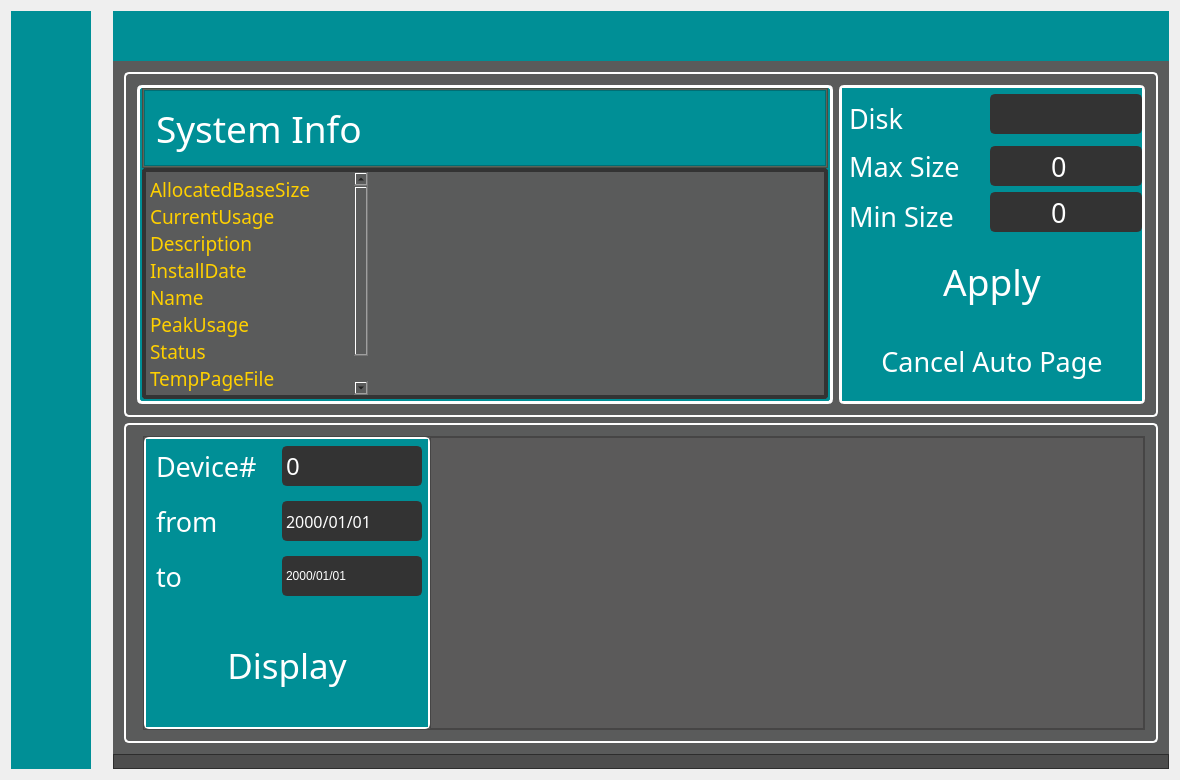
First picture: the form in Code/References/MinerLamp-master/MinerLamp-master/mainwindow.ui, repository UndertakerW/MinersCoffee, before the edit.
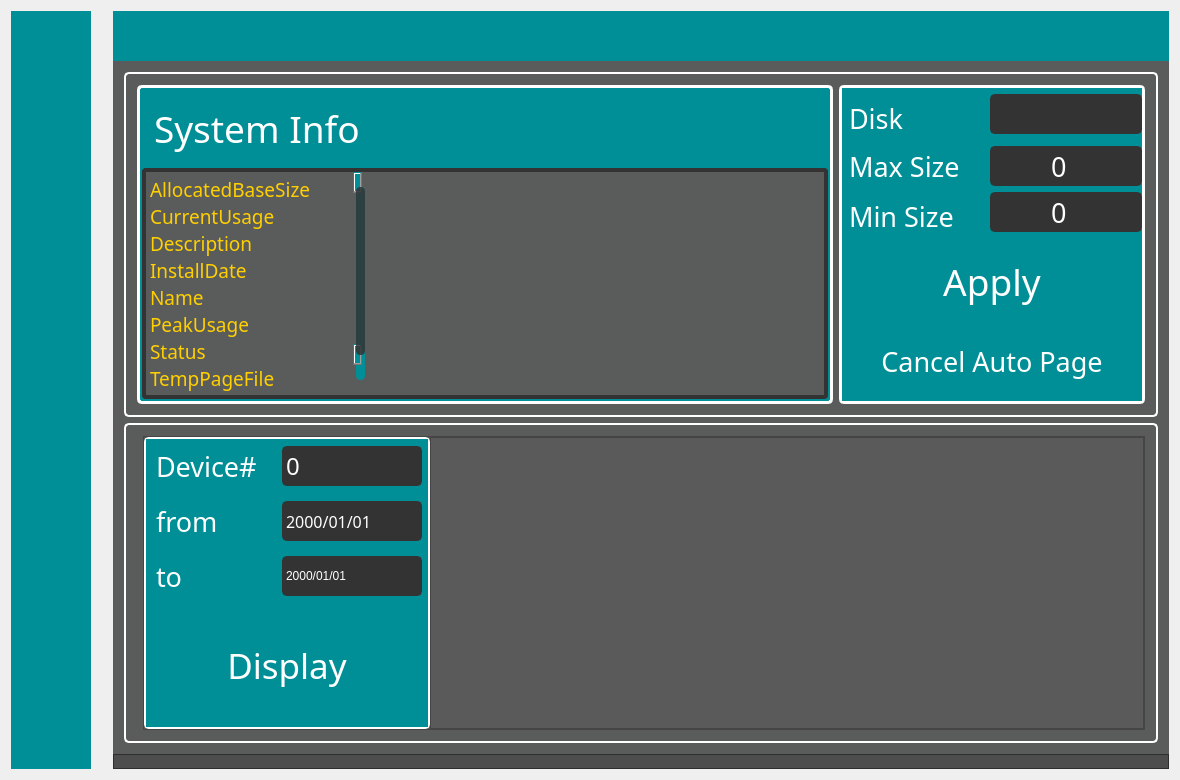
Second picture: the form after the edit. The open tabs and pages were chosen to show the change. Icons and pictures are not drawn. Custom widgets are drawn as their Qt base class.

Patch:
```diff
--- a/Code/References/MinerLamp-master/MinerLamp-master/mainwindow.ui
+++ b/Code/References/MinerLamp-master/MinerLamp-master/mainwindow.ui
@@ -4810,7 +4810,11 @@
                              </size>
                             </property>
                             <property name="styleSheet">
-                             <string notr="true">background:rgb(91,100,90);</string>
+                             <string notr="true">background-color: rgb(0, 143, 150);
+background-repeat:no-repeat;
+background-position:center;
+border-width: 0;
+border-radius : 0;</string>
                             </property>
                             <property name="frameShape">
                              <enum>QFrame::StyledPanel</enum>
@@ -4932,7 +4936,139 @@
                                </property>
                                <property name="styleSheet">
                                 <string notr="true">QPlainTextEdit {background-color: rgb(90, 91, 91);border-width: 0;
-border-radius : 0; color: #ffd000;}</string>
+border-radius : 0; color: #ffd000;}
+ QScrollBar:horizontal
+ {
+     height: 15px;
+     margin: 3px 15px 3px 15px;
+     border: 1px transparent #2A2929;
+     border-radius: 4px;
+     background-color: rgb(0, 143, 150);
+ }
+
+ QScrollBar::handle:horizontal
+ {
+     background-color: rgb(51,51,51,220);
+     min-width: 5px;
+     border-radius: 4px;
+ }
+
+ QScrollBar::add-line:horizontal
+ {
+     margin: 0px 3px 0px 3px;
+     border-image: url(:/qss_icons/rc/right_arrow_disabled.png);
+     width: 10px;
+     height: 10px;
+     subcontrol-position: right;
+     subcontrol-origin: margin;
+ }
+
+ QScrollBar::sub-line:horizontal
+ {
+     margin: 0px 3px 0px 3px;
+     border-image: url(:/qss_icons/rc/left_arrow_disabled.png);
+     height: 10px;
+     width: 10px;
+     subcontrol-position: left;
+     subcontrol-origin: margin;
+ }
+
+ QScrollBar::add-line:horizontal:hover,QScrollBar::add-line:horizontal:on
+ {
+     border-image: url(:/qss_icons/rc/right_arrow.png);
+     height: 10px;
+     width: 10px;
+     subcontrol-position: right;
+     subcontrol-origin: margin;
+ }
+
+
+ QScrollBar::sub-line:horizontal:hover, QScrollBar::sub-line:horizontal:on
+ {
+     border-image: url(:/qss_icons/rc/left_arrow.png);
+     height: 10px;
+     width: 10px;
+     subcontrol-position: left;
+     subcontrol-origin: margin;
+ }
+
+ QScrollBar::up-arrow:horizontal, QScrollBar::down-arrow:horizontal
+ {
+     background: none;
+ }
+
+
+ QScrollBar::add-page:horizontal, QScrollBar::sub-page:horizontal
+ {
+     background: none;
+ }
+
+ QScrollBar:vertical
+ {
+     background:rgb(0, 143, 150);
+     width: 15px;
+     margin: 15px 3px 15px 3px;
+     border: 1px transparent #2A2929;
+     border-radius: 4px;
+ }
+
+ QScrollBar::handle:vertical
+ {
+     background-color: rgb(51,51,51,220);
+     min-height: 5px;
+     border-radius: 4px;
+ }
+
+ QScrollBar::sub-line:vertical
+ {
+     margin: 3px 0px 3px 0px;
+     border-image: url(:/qss_icons/rc/up_arrow_disabled.png);
+     height: 10px;
+     width: 10px;
+     subcontrol-position: top;
+     subcontrol-origin: margin;
+ }
+
+ QScrollBar::add-line:vertical
+ {
+     margin: 3px 0px 3px 0px;
+     border-image: url(:/qss_icons/rc/down_arrow_disabled.png);
+     height: 10px;
+     width: 10px;
+     subcontrol-position: bottom;
+     subcontrol-origin: margin;
+ }
+
+ QScrollBar::sub-line:vertical:hover,QScrollBar::sub-line:vertical:on
+ {
+
+     border-image: url(:/qss_icons/rc/up_arrow.png);
+     height: 10px;
+     width: 10px;
+     subcontrol-position: top;
+     subcontrol-origin: margin;
+ }
+
+
+ QScrollBar::add-line:vertical:hover, QScrollBar::add-line:vertical:on
+ {
+     border-image: url(:/qss_icons/rc/down_arrow.png);
+     height: 10px;
+     width: 10px;
+     subcontrol-position: bottom;
+     subcontrol-origin: margin;
+ }
+
+ QScrollBar::up-arrow:vertical, QScrollBar::down-arrow:vertical
+ {
+     background: none;
+ }
+
+
+ QScrollBar::add-page:vertical, QScrollBar::sub-page:vertical
+ {
+     background: none;
+ }</string>
                                </property>
                                <property name="plainText">
                                 <string>AllocatedBaseSize	
```
Left out of the diff: 439 changed lines with no effect on the pictures.
